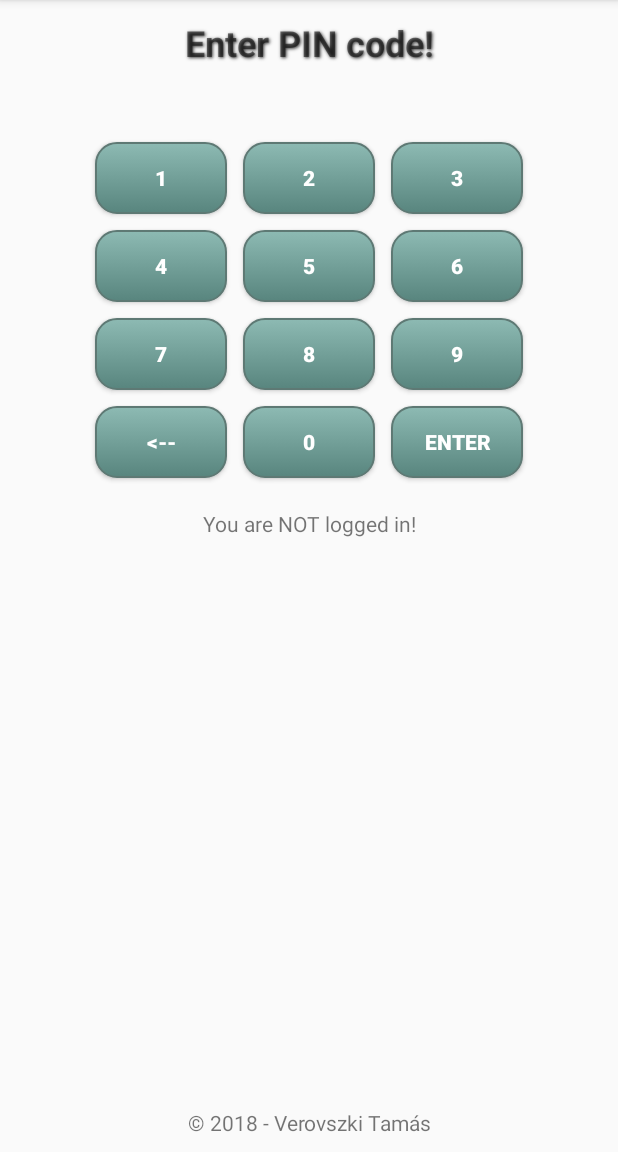
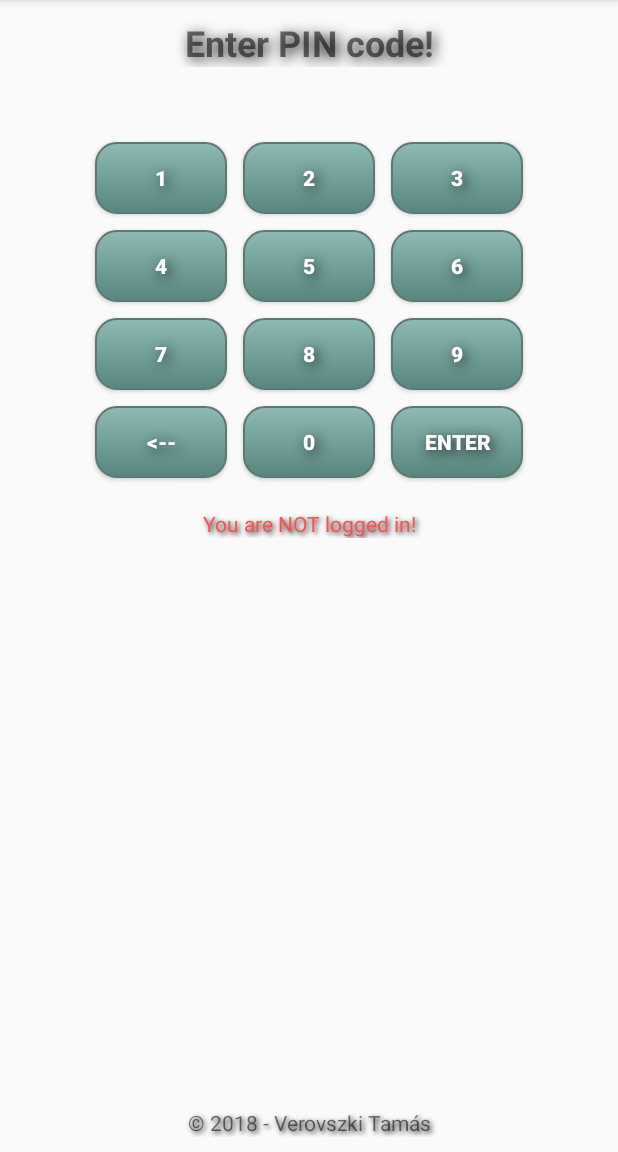
Before and after one commit to verotomi/LoginScreen, an Android app: the screen it shows after launch (MainActivity), after a tap on "PROCEED", on a phone screen of 412 x 824 dp, the part 84-1236 px from its top. Run offline under Robolectric (Android 15) with nearby library versions, the phone set to English and light mode, and no system bars.

```diff
--- a/app/src/main/java/ww/www/www/login_with_pin_code/LaunchScreen.java
+++ b/app/src/main/java/ww/www/www/login_with_pin_code/LaunchScreen.java
@@ -10,11 +10,9 @@ import android.widget.RadioButton;
 
 import java.util.Locale;
 
-import static android.provider.AlarmClock.EXTRA_MESSAGE;
-
 public class LaunchScreen extends AppCompatActivity {
 
-    public static final String EXTRA_MESSAGE = "package ww.www.www.login_with_pin_code"; //az érték következő activitynek való átadásához kell (jelen esetben a lokalizációhoz)
+    public static final String sentParameters = "package ww.www.www.login_with_pin_code"; //érték következő activitynek való átadásához kell ez a prefix. Értéke az aktuális apckage: ld: 1.sor!
     private Button Button_Select_Language_Proceed;
     private RadioButton Radio_Button_English, Radio_Button_Hungarian;
 
@@ -48,11 +46,10 @@ public class LaunchScreen extends AppCompatActivity {
         Button_Select_Language_Proceed = (Button) findViewById(R.id.Button_Select_Language_Proceed);
         Radio_Button_English = (RadioButton) findViewById(R.id.Radio_Button_English);
         Radio_Button_Hungarian = (RadioButton) findViewById(R.id.Radio_Button_Hungarian);
-
-        setTitle(R.string.app_label);
+        setTitle(R.string.app_label); //App címke átírása/frissítése (lokalizáció miatt kell ide is, nem csak az AndroidManifest-be)
     }
 
-    public void whichLanguageSelected(View view){ // Ez a metódus a Proceed gomb lenyomására meghívódik (ld: activity_launch_screen.xml
+    public void whichLanguageSelected(View view){ // Ez a metódus a Proceed gomb lenyomására meghívódik (ld: activity_launch_screen.xml)
         String selectedLanguage = "";
         if (Radio_Button_English.isChecked()){
             selectedLanguage = "en";
@@ -61,20 +58,16 @@ public class LaunchScreen extends AppCompatActivity {
             selectedLanguage = "hu";
         }
 
-        Locale locale = new Locale(selectedLanguage);
-        Locale.setDefault(locale);
-        Configuration config = getBaseContext().getResources().getConfiguration();
-        config.locale = locale;
-        getBaseContext().getResources().updateConfiguration(config,
-                getBaseContext().getResources().getDisplayMetrics());
+        // Lokalizáció - Applikációnként kell beállítani, nem pedig Activity-nként. Viszont csak egy új Activity elindításakor lép életbe (Többek között újra be kell tölteni a resource/string értékeket.)
+        Locale setLocaleTo = new Locale(selectedLanguage);
+        Locale.setDefault(setLocaleTo);
+        Configuration config = getBaseContext().getResources().getConfiguration(); // kiolvassuk a jelenlegi configot
+        config.locale = setLocaleTo; // a kiolvasott configban módosítjuk a lokalizációt
+        getBaseContext().getResources().updateConfiguration(config, getBaseContext().getResources().getDisplayMetrics()); // módosítások mentése
 
-        /* Nem váltja át a nyelvet
-        Locale setLocaleTo = new Locale("hu");
-        Configuration app_config = new Configuration();
-        app_config.setLocale(setLocaleTo);*/
-
-        Intent intent = new Intent(this, MainActivity.class);
-        intent.putExtra(EXTRA_MESSAGE, selectedLanguage); // nem is kell átadni a lokalizáció választást, meg lehet oldani a kezdőlapon is. Ettől függetlenül itt hagyom, hátha jó lesz még valamire.
-        startActivity(intent);
+        // Új Activity
+        Intent intent = new Intent(this, MainActivity.class); // új Activity példányosítása
+        intent.putExtra(sentParameters, selectedLanguage); // kulcs-érték páros átadása. Jelen esetben nincs rá szükség, meg lehet oldani a kezdőlapon is. Ettől függetlenül itt hagyom, hátha jó lesz még valamire.
+        startActivity(intent); // Új Activity elindítása
     }
 }
--- a/app/src/main/java/ww/www/www/login_with_pin_code/MainActivity.java
+++ b/app/src/main/java/ww/www/www/login_with_pin_code/MainActivity.java
@@ -14,7 +14,6 @@ import android.widget.Button;
 import android.widget.Spinner;
 import android.widget.TextView;
 import android.widget.Toast;
-
 import java.util.Locale;
 
 public class MainActivity extends AppCompatActivity {
@@ -72,8 +71,8 @@ public class MainActivity extends AppCompatActivity {
 
         /* ebben a metódusban nem működött a Text_View_Dialogue szöveg-módosítása. Nem volt fordítási hiba, de futás közben leállt a program, érdemleges hibaüzenet nélkül.
             Úgy sikerült megoldanom, hogy elé raktam a "MainActivity."-t így: MainActivity.Text_View_Dialogue.setText("..."). Így már alá lettt húzva pirossal, Alt+Enterrel
-            static-ká tettem a Text_View_Dialogue-t. Ezek után az elejéről elhagytam a "MainActivity."-t. Úgy véltem, felesleges oda. Ez az egész ötlet magamtól jött, nem
-            kerestem rá google-n, viszont nem igazán értem, hogy miért kellett static-ra állítani?
+            static-ká tettem a Text_View_Dialogue-t. Ezek után az elejéről elhagytam a "MainActivity."-t. Úgy véltem, felesleges oda.
+            Viszont nem igazán értem, hogy miért kellett static-ra állítani?
             UPDATE!!! Erre a fenti staticos dologra nincs szükség, enélkül is megy. Nem töröltem a megjegyzésemet, hátra jó lesz még valamire */
 
         /* ez sem működik, itt sincs visszaszámlálás :(
@@ -118,7 +117,7 @@ public class MainActivity extends AppCompatActivity {
         setContentView(R.layout.activity_main);
 
         Intent intent = getIntent();
-        String selectedLanguage = intent.getStringExtra(LaunchScreen.EXTRA_MESSAGE); // nem is kell átadni a lokalizáció választást, meg lehet oldani a kezdőlapon is. Ettől függetlenül itt hagyom, hátha jó lesz még valamire.
+        String selectedLanguage = intent.getStringExtra(LaunchScreen.sentParameters); // végül nem is kell átadni a lokalizáció választást, meg tudom oldani a kezdőlapon is. Ettől függetlenül itt hagyom, hátha jó lesz még valamire.
         init();
 
         // Toast.makeText(this, "Test: pincode variable's length is:" + enteredPincode.length(), Toast.LENGTH_SHORT).show(); // Teszthez kellett!! Csak a változót nem tudtam Toast-olni, elé kellett írni valami stringet!
--- a/app/src/main/res/drawable/roundedbutton_green.xml
+++ b/app/src/main/res/drawable/roundedbutton_green.xml
@@ -4,7 +4,7 @@
         <shape android:shape="rectangle">
             <corners android:radius="14dp" />
             <solid android:color="#58857e" />
-            <stroke android:width="1dip" android:color="#5e7974" />
+            <stroke android:width="1dip" android:color="#5e7974" /><!-- gomb kerete-->
             <padding android:bottom="5dp" android:left="5dp" android:right="5dp" android:top="5dp" />
         </shape>
     </item>
@@ -12,7 +12,7 @@
         <shape android:shape="rectangle">
             <corners android:radius="14dp" />
             <solid android:color="#58857e" />
-            <stroke android:width="1dip" android:color="#5e7974" />
+            <stroke android:width="1dip" android:color="#5e7974" /><!-- gomb kerete-->
             <padding android:bottom="5dp" android:left="5dp" android:right="5dp" android:top="5dp" />
         </shape>
     </item>
@@ -27,10 +27,9 @@
     <item>
         <shape android:shape="rectangle">
             <corners android:radius="14dp" />
+            <gradient android:angle="-90" android:startColor="#8dbab3" android:endColor="#58857e" />
             <stroke android:width="1dip" android:color="#5e7974" />
             <padding android:bottom="5dp" android:left="5dp" android:right="5dp" android:top="5dp" />
-            <gradient android:angle="-90" android:endColor="#58857e" android:startColor="#8dbab3" />
-
         </shape>
     </item>
 </selector>
--- a/app/src/main/res/layout/activity_launch_screen.xml
+++ b/app/src/main/res/layout/activity_launch_screen.xml
@@ -13,7 +13,8 @@
         android:layout_centerHorizontal="true"
         android:layout_centerVertical="true"
         android:text="@string/text_select_language"
-        android:textSize="24sp" />
+        android:textSize="24sp"
+        style="@style/Shadow_Middle_Dark"/>
 
     <RadioGroup
         android:id="@+id/Radio_Group_1"
@@ -28,13 +29,15 @@
             android:id="@+id/Radio_Button_English"
             android:layout_width="wrap_content"
             android:layout_height="wrap_content"
-            android:text="@string/text_english" />
+            android:text="@string/text_english"
+            style="@style/Shadow_Small_Dark"/>
 
         <RadioButton
             android:id="@+id/Radio_Button_Hungarian"
             android:layout_width="wrap_content"
             android:layout_height="wrap_content"
-            android:text="@string/text_hungarian" />
+            android:text="@string/text_hungarian"
+            style="@style/Shadow_Small_Dark"/>
 
     </RadioGroup>
 
@@ -45,6 +48,7 @@
         android:layout_below="@id/Radio_Group_1"
         android:layout_centerHorizontal="true"
         android:onClick="whichLanguageSelected"
-        android:text="@string/text_proceed" />
+        android:text="@string/text_proceed"
+        style="@style/Shadow_Small_Dark"/>
 
 </RelativeLayout>
--- a/app/src/main/res/layout/activity_main.xml
+++ b/app/src/main/res/layout/activity_main.xml
@@ -16,10 +16,7 @@
         android:textStyle="bold"
         android:layout_marginTop="12dp"
         android:layout_marginBottom="12dp"
-        android:shadowColor="#444444"
-        android:shadowDx="1"
-        android:shadowDy="1"
-        android:shadowRadius="2"/>
+        style="@style/Shadow_Middle_Dark"/>
     <TextView
         android:layout_width="wrap_content"
         android:layout_height="wrap_content"
@@ -27,7 +24,8 @@
         android:layout_below="@id/Text_View_Enter_PIN_Code"
         android:layout_centerHorizontal="true"
         android:text=""
-        android:textSize="24sp"/>
+        android:textSize="24sp"
+        style="@style/Shadow_Small_Dark"/>
     <LinearLayout
         android:layout_width="match_parent"
         android:layout_height="wrap_content"
@@ -136,7 +134,9 @@
         android:gravity="center_horizontal"
         android:layout_below="@id/Linear_layout_4"
         android:layout_marginTop="15dp"
-        android:layout_marginBottom="15dp"/>
+        android:layout_marginBottom="15dp"
+        android:textColor="@color/Red"
+        style="@style/Shadow_Small_Dark"/>
     <Button
         android:layout_width="wrap_content"
         android:layout_height="wrap_content"
@@ -146,7 +146,8 @@
         android:visibility="invisible"
         android:layout_below="@id/Text_View_Dialogue"
         android:background="@drawable/roundedbutton_red"
-        android:textColor="@color/white"/>
+        android:textColor="@color/white"
+        style="@style/Shadow_Middle_Light"/>
     <TextView
         android:layout_width="match_parent"
         android:layout_height="wrap_content"
@@ -155,5 +156,6 @@
         android:gravity="center_horizontal"
         android:layout_alignParentBottom="true"
         android:layout_marginTop="10dp"
-        android:layout_marginBottom="10dp"/>
+        android:layout_marginBottom="10dp"
+        style="@style/Shadow_Small_Dark"/>
 </RelativeLayout>
--- a/app/src/main/res/values/colors.xml
+++ b/app/src/main/res/values/colors.xml
@@ -4,6 +4,9 @@
     <color name="colorPrimaryDark">#303F9F</color>
     <color name="colorAccent">#FF4081</color>
     <color name="white">#FFF</color>
-    <color name="darkGrey">#BBB</color>
+    <color name="lightGrey">#BBB</color>
+    <color name="darkGrey">#222</color>
+    <color name="Black">#000</color>
+    <color name="Red">#FF5050</color>
     <color name="faded_white">#8FFF</color><!-- az első karakter az alfa csatorna!-->
 </resources>
--- a/app/src/main/res/values/styles.xml
+++ b/app/src/main/res/values/styles.xml
@@ -13,10 +13,30 @@
         <item name="android:textStyle">bold</item>
         <item name="android:textColor">@color/white</item>
         <item name="android:background">@drawable/roundedbutton_green</item>
-        <!--buttonnál nem működik :( item name="android:shadowColor">#222222</item>
-        <item name="android:shadowDx">10</item>
-        <item name="android:shadowDy">10</item>
-        <item name="android:shadowRadius">20</item-->
+        <item name="android:shadowRadius">10</item>
+        <item name="android:shadowDy">3</item>
+        <item name="android:shadowDx">3</item>
+        <item name="android:shadowColor">@color/darkGrey</item>
+    </style>
+
+    <style name="Shadow_Middle_Dark">
+        <item name="android:shadowRadius">10</item>
+        <item name="android:shadowDy">3</item>
+        <item name="android:shadowDx">3</item>
+        <item name="android:shadowColor">@color/darkGrey</item>
+    </style>
+
+    <style name="Shadow_Small_Dark">
+        <item name="android:shadowRadius">4</item>
+        <item name="android:shadowDy">2</item>
+        <item name="android:shadowDx">2</item>
+        <item name="android:shadowColor">@color/darkGrey</item>
+    </style>
+    <style name="Shadow_Middle_Light">
+        <item name="android:shadowRadius">10</item>
+        <item name="android:shadowDy">3</item>
+        <item name="android:shadowDx">3</item>
+        <item name="android:shadowColor">@color/faded_white</item>
     </style>
 
 </resources>
```
Also changed, not shown: 1 other file.
